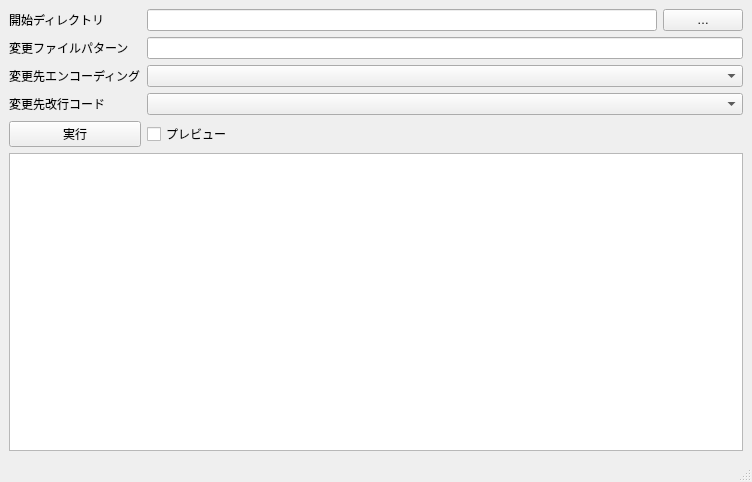
Before: the Qt Designer form mainform.ui in tripod31/conv_encoding, drawn with Qt 5.
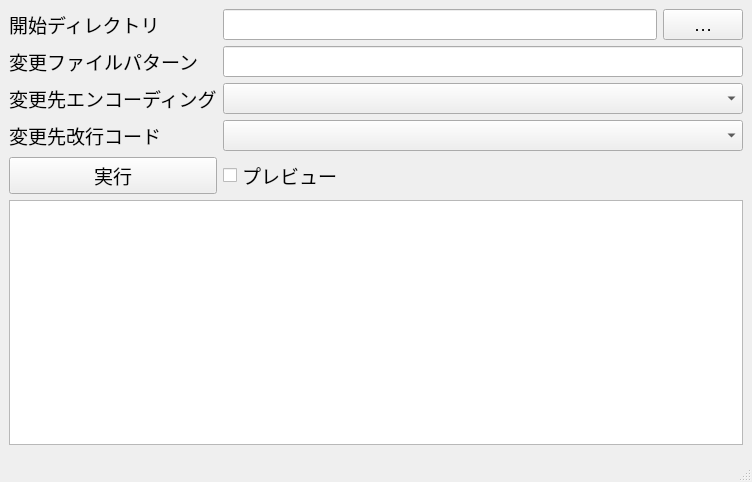
After: the same form once the commit is applied.

Diff of the .ui file:
```diff
--- a/mainform.ui
+++ b/mainform.ui
@@ -10,6 +10,11 @@
     <height>482</height>
    </rect>
   </property>
+  <property name="font">
+   <font>
+    <pointsize>14</pointsize>
+   </font>
+  </property>
   <property name="windowTitle">
    <string>conv_encoding</string>
   </property>
```
Left out of the diff: 2 changed lines with no effect on the pictures.
